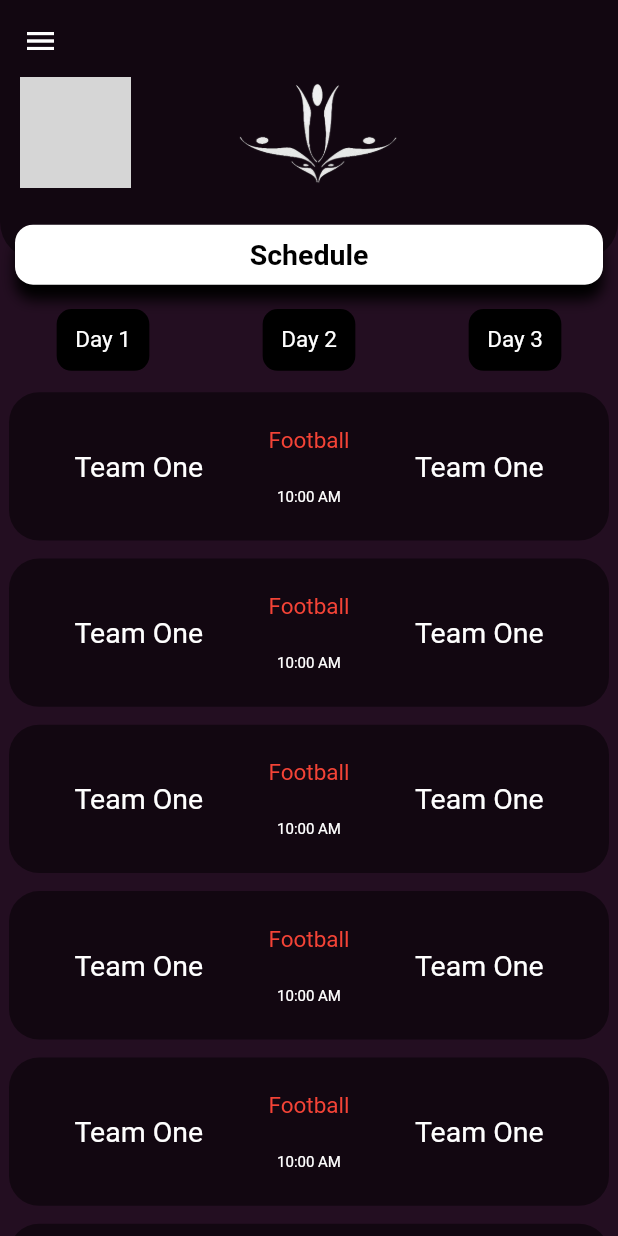
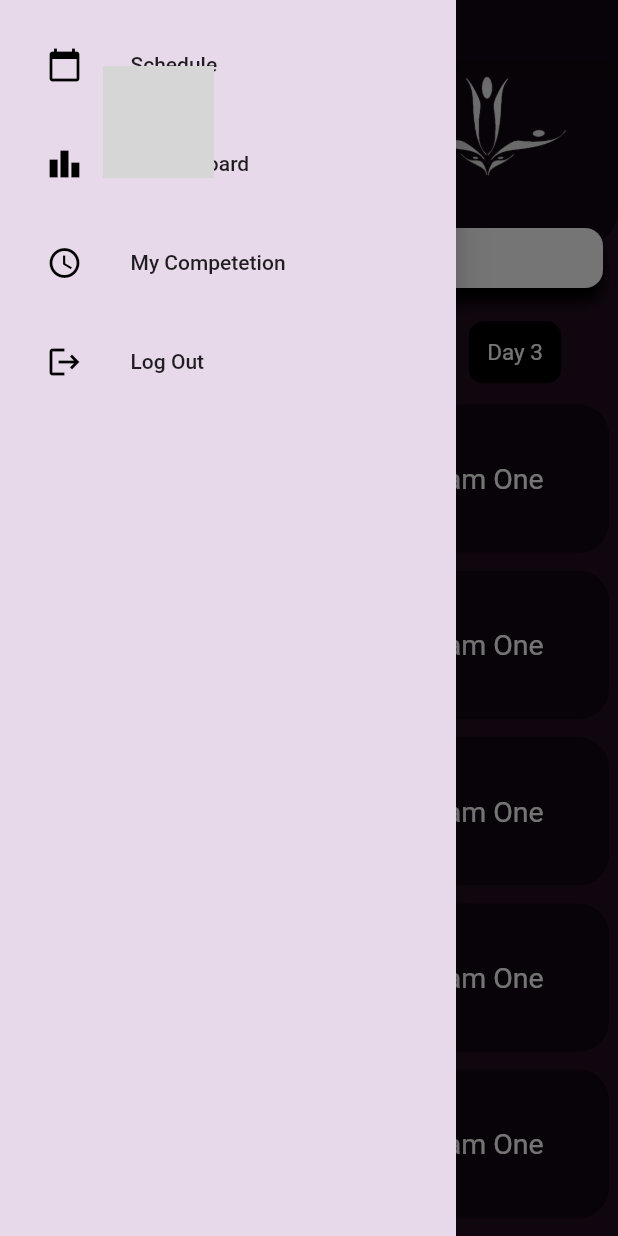
Before and after one commit to devlup-labs/varchas-app, a Flutter app: the ScheduleScreen screen opened directly, with the side drawer open (before the commit the screen has no drawer), on a phone screen of 412 x 824 dp. Run offline on Flutter 3.47's test engine with Material 2 defaults, Android fonts, the phone set to English and light mode, and no system bars; our stand-ins replace flutter_zoom_drawer, fluttertoast, shared_preferences; accounts and stored records are empty; network calls fail; grey boxes are pictures that could not be loaded.

```diff
--- a/lib/main.dart
+++ b/lib/main.dart
@@ -2,6 +2,7 @@ import 'package:flutter/material.dart';
 import 'package:varchas_app/screens/home_page.dart';
 import 'package:varchas_app/screens/login_screen.dart';
 import 'package:shared_preferences/shared_preferences.dart';
+import 'package:varchas_app/screens/schedule_screen.dart';
 
 
 void main() {
@@ -37,7 +38,7 @@ class _MyAppState extends State<MyApp> {
     await Future.delayed(const Duration(milliseconds: 1500), () {});
     setState(() {
       if(isLoggedIn == true){
-        homeWidget =  const MyHomePage();
+        homeWidget =  const ScheduleScreen();//const MyHomePage();
       }
       else{
         homeWidget = const LoginScreen();
--- a/lib/screens/choose_sport.dart
+++ b/lib/screens/choose_sport.dart
@@ -18,6 +18,12 @@ class _ChooseSportScreenState extends State<ChooseSportScreen> {
   Widget build(BuildContext context) {
     Size data = MediaQuery.of(context).size;
     return Scaffold(
+      appBar: AppBar(
+        toolbarHeight: data.height*0.05,
+        backgroundColor: const Color.fromARGB(255,18,7,17),
+
+      ),
+      drawer: const NavigationDrawer(),
       backgroundColor: Color.fromRGBO(35, 14, 33, 25),
       body: SafeArea(
         child: Column(
--- a/lib/screens/leaderboard_screen.dart
+++ b/lib/screens/leaderboard_screen.dart
@@ -16,6 +16,11 @@ class _LeaderBoardScreenState extends State<LeaderBoardScreen> {
     Size data = MediaQuery.of(context).size;
 
     return Scaffold(
+      appBar: AppBar(
+        toolbarHeight: data.height*0.05,
+        backgroundColor: const Color.fromARGB(255,18,7,17),
+        leading: IconButton(onPressed: (){Navigator.pop(context);}, icon: const Icon(Icons.arrow_back)),
+      ),
       backgroundColor: const Color.fromRGBO(35, 14, 33, 25),
 
       body: SafeArea(
--- a/lib/screens/login_screen.dart
+++ b/lib/screens/login_screen.dart
@@ -5,6 +5,7 @@ import 'package:flutter/material.dart';
 import 'package:shared_preferences/shared_preferences.dart';
 import 'package:varchas_app/Utils/fetch_data.dart';
 import 'package:fluttertoast/fluttertoast.dart';
+import 'package:varchas_app/screens/schedule_screen.dart';
 import 'home_page.dart';
 
 class LoginScreen extends StatefulWidget {
@@ -148,7 +149,7 @@ class _LoginScreenState extends State<LoginScreen> {
                     prefs.setString('teamId', enteredTeamid);
                     Navigator.pushReplacement(
                       context,
-                      MaterialPageRoute(builder: (context) => const MyHomePage()),
+                      MaterialPageRoute(builder: (context) => const ScheduleScreen()),
                     );
                   }
                   else{
@@ -185,7 +186,7 @@ class _LoginScreenState extends State<LoginScreen> {
                   prefs.setBool('isLoggedIn', false);
                   Navigator.pushReplacement(
                     context,
-                    MaterialPageRoute(builder: (context) => const MyHomePage()),
+                    MaterialPageRoute(builder: (context) => const ScheduleScreen()),
                   );
                 },
                 child: Container(
--- a/lib/screens/my_competetion_screen.dart
+++ b/lib/screens/my_competetion_screen.dart
@@ -18,6 +18,11 @@ class _MyCompetitionScreenState extends State<MyCompetitionScreen> {
     Size data = MediaQuery.of(context).size;
 
     return Scaffold(
+      appBar: AppBar(
+        toolbarHeight: data.height*0.05,
+        backgroundColor: const Color.fromARGB(255,18,7,17),
+      ),
+      drawer: const NavigationDrawer(),
       backgroundColor: Color.fromRGBO(35, 14, 33, 25),
       body: SafeArea(
         child: Column(
--- a/lib/screens/schedule_screen.dart
+++ b/lib/screens/schedule_screen.dart
@@ -17,7 +17,12 @@ class _ScheduleScreenState extends State<ScheduleScreen> {
     Size data = MediaQuery.of(context).size;
 
     return Scaffold(
-      backgroundColor: Color.fromRGBO(35, 14, 33, 25),
+      backgroundColor: const Color.fromRGBO(35, 14, 33, 1),
+      appBar: AppBar(
+        toolbarHeight: data.height*0.05,
+        backgroundColor: const Color.fromARGB(255,18,7,17),
+      ),
+      drawer: const NavigationDrawer(),
       body: SafeArea(
         child: Column(
           mainAxisAlignment: MainAxisAlignment.start,
--- a/lib/widgets.dart
+++ b/lib/widgets.dart
@@ -1,6 +1,10 @@
 // this file has all the widgets that are used in all the screens
 import 'package:flutter/material.dart';
 import 'package:flutter_zoom_drawer/flutter_zoom_drawer.dart';
+import 'package:varchas_app/screens/choose_sport.dart';
+import 'package:varchas_app/screens/login_screen.dart';
+import 'package:varchas_app/screens/my_competetion_screen.dart';
+import 'package:varchas_app/screens/schedule_screen.dart';
 
 class Header extends StatelessWidget {
   final Size size;
@@ -10,7 +14,7 @@ class Header extends StatelessWidget {
   @override
   Widget build(BuildContext context) {
     return SizedBox(
-      height: size.height * 0.24,
+      height: size.height * 0.20,
       child: Stack(
         children:[
           Container(
@@ -19,7 +23,7 @@ class Header extends StatelessWidget {
               left: 3,
               right: 3,
             ),
-            height: size.height * 0.21,
+            height: size.height * 0.15,
             width: size.width,
             decoration: const BoxDecoration(
               color: Color.fromARGB(255,18,7,17),
@@ -29,42 +33,47 @@ class Header extends StatelessWidget {
               ),
             ),
             child: Row(
-              mainAxisAlignment: MainAxisAlignment.start,
+              mainAxisAlignment: MainAxisAlignment.spaceEvenly,
+              crossAxisAlignment: CrossAxisAlignment.start,
               children: [
-                Column(
-                  crossAxisAlignment: CrossAxisAlignment.start,
-                  mainAxisAlignment: MainAxisAlignment.start,
-                  children:   [
-                    showMenuOption? IconButton(
-                      onPressed: ()=> ZoomDrawer.of(context)!.toggle(),
-                      icon: const Icon(Icons.menu,color: Colors.white,),
-                    ): IconButton(
-                        onPressed: ()=>Navigator.pop(context),
-                        icon: const Icon(Icons.arrow_back,color: Colors.white,)
-                    ),
-                    // const Text('Varchas',style: TextStyle(color: Colors.white,fontSize:30,fontWeight: FontWeight.bold),),
-                    Row(
-                      mainAxisAlignment: MainAxisAlignment.start,
-                      children: [
-                        const SizedBox(width: 10,),
-                        Image.asset("assets/varchas_textLogo_nobg.png", height: size.height * 0.09,),
-                      ],
-                    ),
-                  ],
-                ),
+                SizedBox(width: size.width*0.02,),
+                Image.asset("assets/varchas_textLogo_nobg.png", height: size.height * 0.09,),
+                // Column(
+                //   crossAxisAlignment: CrossAxisAlignment.center,
+                //   mainAxisAlignment: MainAxisAlignment.center,
+                //   children:   [
+                //     Image.asset("assets/varchas_textLogo_nobg.png", height: size.height * 0.09,),
+                //     // showMenuOption? IconButton(
+                //     //   onPressed: ()=> const NavigationDrawer(),// ZoomDrawer.of(context)!.toggle(),
+                //     //   icon: const Icon(Icons.menu,color: Colors.white,),
+                //     // ): IconButton(
+                //     //     onPressed: ()=>Navigator.pop(context),
+                //     //     icon: const Icon(Icons.arrow_back,color: Colors.white,)
+                //     // ),
+                //     // const Text('Varchas',style: TextStyle(color: Colors.white,fontSize:30,fontWeight: FontWeight.bold),),
+                //     // Row(
+                //     //   mainAxisAlignment: MainAxisAlignment.start,
+                //     //   children: [
+                //     //     const SizedBox(width: 10,),
+                //     //     Image.asset("assets/varchas_textLogo_nobg.png", height: size.height * 0.09,),
+                //     //   ],
+                //     // ),
+                //   ],
+                // ),
                 SizedBox(width: size.width*0.17,),
-                Column(
-                  mainAxisAlignment: MainAxisAlignment.center,
-                  crossAxisAlignment: CrossAxisAlignment.center,
-                  children: [
-                    Image.asset("assets/varchas_Logo_nobg.png", scale: 2.9,),
-                  ],
-                )
+                Image.asset("assets/varchas_Logo_nobg.png", scale: 2.9,),
+                // Column(
+                //   mainAxisAlignment: MainAxisAlignment.center,
+                //   crossAxisAlignment: CrossAxisAlignment.center,
+                //   children: [
+                //     Image.asset("assets/varchas_Logo_nobg.png", scale: 2.9,),
+                //   ],
+                // )
               ],
             ),
           ),
           Positioned(
-            bottom: 8,
+            bottom: 14,
             left: 0,
             right: 0,
             child: Container(
@@ -213,3 +222,94 @@ class LeaderBoardTeamCard extends StatelessWidget {
 
   }
 }
+
+
+class NavigationDrawer extends StatelessWidget {
+  const NavigationDrawer({Key? key}) : super(key: key);
+
+  @override
+  Widget build(BuildContext context) {
+    return  Drawer(
+      backgroundColor:  Color.fromRGBO(231, 217, 234, 1),
+      elevation: 10,
+      child: SingleChildScrollView(
+        child: Column(
+          crossAxisAlignment: CrossAxisAlignment.stretch,
+          children: [
+            buildHeader(context),
+            buildMenuItems(context),
+          ],
+        ),
+      ),
+    );
+  }
+}
+
+Widget buildHeader(BuildContext context) => Container(
+  padding: EdgeInsets.only(
+    top: MediaQuery.of(context).padding.top,
+  ),
+);
+
+Widget buildMenuItems(BuildContext context) => Container(
+  padding: const EdgeInsets.all(15),
+  child:   Wrap(
+    runSpacing: 10,
+     children:[
+       ListTile(
+         leading: const Icon(Icons.calendar_today,color: Colors.black),
+         title: const Text('Schedule',),
+         onTap: (){
+           Navigator.pop(context);
+           Navigator.push(context, MaterialPageRoute(builder: (context) => const ScheduleScreen(),),
+           );
+         },
+       ),
+       ListTile(
+         leading: const Icon(Icons.leaderboard_sharp,color: Colors.black),
+         title: const Text('Leaderboard',),
+         onTap: (){
+           Navigator.pop(context);
+           Navigator.push(context, MaterialPageRoute(builder: (context) => const ChooseSportScreen(),),
+           );
+         },
+       ),
+       ListTile(
+         leading: const Icon(Icons.schedule,color: Colors.black),
+         title: const Text('My Competetion',),
+         onTap: (){
+           Navigator.pop(context);
+           Navigator.push(context, MaterialPageRoute(builder: (context) => const MyCompetitionScreen(),),
+           );
+         },
+       ),
+       ListTile(
+         leading: const Icon(Icons.logout,color: Colors.black),
+         title: const Text('Log Out'),
+         onTap: (){
+           //Navigator.pop(context);
+           showDialog(
+             context: context,
+             builder:(_)=> AlertDialog(
+               title: Text("Log Out",style: TextStyle(color: Colors.white),),
+               content: Text("Do you want to Log Out?",style: TextStyle(color: Colors.white),),
+               actions: [
+                 TextButton(
+                     onPressed: (){
+                       Navigator.pushAndRemoveUntil(context, MaterialPageRoute(builder: (context) => const LoginScreen(),), (route) => false);
+                       },
+                     child: Text("Yes",)
+                 ),
+                 TextButton(onPressed: (){Navigator.pop(context);}, child: Text("No",)),
+
+               ],
+               elevation: 24,
+               backgroundColor: const Color.fromRGBO(35, 14, 33, 1.0),
+             ),
+           );
+
+         },
+       ),
+     ]
+  ),
+);
```
Also changed, not shown: lib/screens/home_page.dart (+60 -56 lines).
